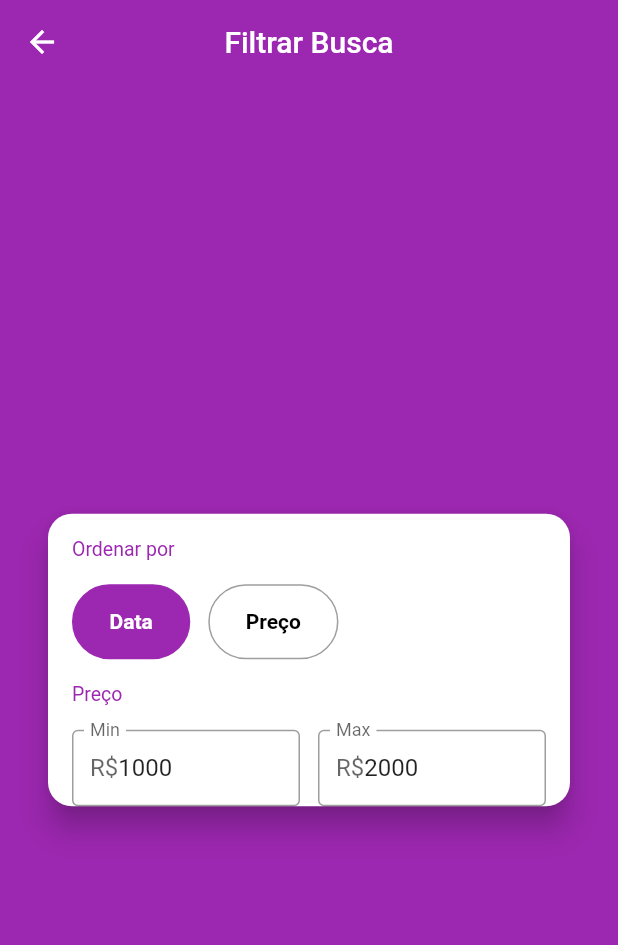
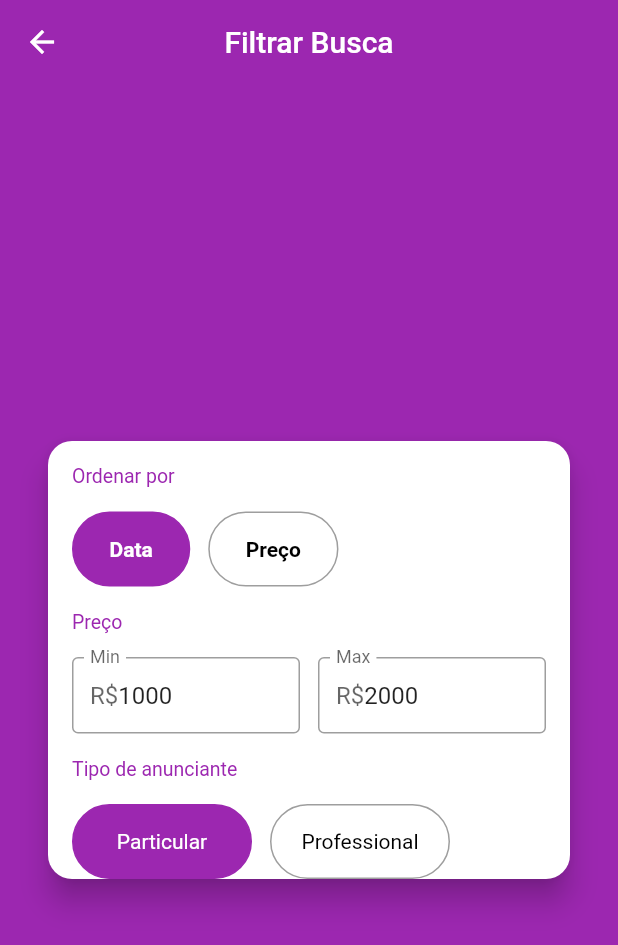
Before and after one commit to eskokado/esk_olx_mobx, a Flutter app: the FilterScreen screen opened directly, on a phone screen of 412 x 824 dp. Shown: the top 945 px of the screen. Run offline on Flutter 3.47's test engine with Material 2 defaults, Android fonts, the phone set to English and light mode, and no system bars; our stand-ins replace brasil_fields, dio, flutter_mobx, get_it, image_cropper, image_picker and 3 more; accounts and stored records are empty; generated files the repository leaves out were written again; network calls fail; statements that could not run were skipped.

Commit message:
feat: Finalizando o Campo de Tipo de Anunciante

```diff
--- a/lib/screens/filter/components/vendor_type_field.dart
+++ b/lib/screens/filter/components/vendor_type_field.dart
@@ -1,12 +1,102 @@
 import 'package:flutter/material.dart';
+import 'package:flutter_mobx/flutter_mobx.dart';
 
 import '../../../stores/filter_store.dart';
+import 'section_title.dart';
 
 class VendorTypeField extends StatelessWidget {
   final FilterStore filterStore;
   VendorTypeField(this.filterStore);
   @override
   Widget build(BuildContext context) {
-    return Container();
+    return Column(
+      crossAxisAlignment: CrossAxisAlignment.stretch,
+      children: [
+        SectionTitle('Tipo de anunciante'),
+        Observer(
+          builder: (_) {
+            return Wrap(
+              runSpacing: 4,
+              children: [
+                GestureDetector(
+                  onTap: () {
+                    if (filterStore.isTypeParticular) {
+                      if (filterStore.isTypeProfessional)
+                        filterStore.resetVendorType(VENDOR_TYPE_PARTICULAR);
+                      else
+                        filterStore.selectVendorType(VENDOR_TYPE_PROFESSIONAL);
+                    } else {
+                      filterStore.setVendorType(VENDOR_TYPE_PARTICULAR);
+                    }
+                  },
+                  child: Container(
+                    height: 50,
+                    width: 120,
+                    decoration: BoxDecoration(
+                      borderRadius: BorderRadius.circular(25),
+                      color: filterStore.isTypeParticular
+                          ? Colors.purple
+                          : Colors.transparent,
+                      border: Border.all(
+                        color: filterStore.isTypeParticular
+                            ? Colors.purple
+                            : Colors.grey,
+                      ),
+                    ),
+                    alignment: Alignment.center,
+                    padding: const EdgeInsets.symmetric(horizontal: 24),
+                    child: Text(
+                      'Particular',
+                      style: TextStyle(
+                        color: filterStore.isTypeParticular
+                            ? Colors.white
+                            : Colors.black,
+                      ),
+                    ),
+                  ),
+                ),
+                const SizedBox(width: 12),
+                GestureDetector(
+                  onTap: () {
+                    if (filterStore.isTypeProfessional) {
+                      if (filterStore.isTypeParticular)
+                        filterStore.resetVendorType(VENDOR_TYPE_PROFESSIONAL);
+                      else
+                        filterStore.selectVendorType(VENDOR_TYPE_PARTICULAR);
+                    } else {
+                      filterStore.setVendorType(VENDOR_TYPE_PROFESSIONAL);
+                    }
+                  },
+                  child: Container(
+                    height: 50,
+                    width: 120,
+                    decoration: BoxDecoration(
+                      borderRadius: BorderRadius.circular(25),
+                      color: filterStore.isTypeProfessional
+                          ? Colors.purple
+                          : Colors.transparent,
+                      border: Border.all(
+                        color: filterStore.isTypeProfessional
+                            ? Colors.purple
+                            : Colors.grey,
+                      ),
+                    ),
+                    alignment: Alignment.center,
+                    child: Text(
+                      'Professional',
+                      style: TextStyle(
+                        color: filterStore.isTypeProfessional
+                            ? Colors.white
+                            : Colors.black,
+                      ),
+                    ),
+                  ),
+                ),
+              ],
+            );
+          },
+        ),
+      ],
+    );
   }
 }
--- a/lib/stores/filter_store.dart
+++ b/lib/stores/filter_store.dart
@@ -5,6 +5,9 @@ part 'filter_store.g.dart';
 class FilterStore = _FilterStore with _$FilterStore;
 
 enum OrderBy { DATE, PRICE }
+
+const VENDOR_TYPE_PARTICULAR = 1 << 0;
+const VENDOR_TYPE_PROFESSIONAL = 1 << 1;
 
 abstract class _FilterStore with Store {
   @observable
@@ -30,4 +33,16 @@ abstract class _FilterStore with Store {
       maxPrice != null && minPrice != null && maxPrice < minPrice
           ? 'Faixa de preço inválida'
           : null;
+
+  @observable
+  int vendorType = VENDOR_TYPE_PARTICULAR;
+
+  @action
+  void selectVendorType(int value) => vendorType = value;
+  void setVendorType(int type) => vendorType = vendorType | type;
+  void resetVendorType(int type) => vendorType = vendorType & ~type;
+
+  @computed
+  bool get isTypeParticular => (vendorType & VENDOR_TYPE_PARTICULAR) != 0;
+  bool get isTypeProfessional => (vendorType & VENDOR_TYPE_PROFESSIONAL) != 0;
 }
```
